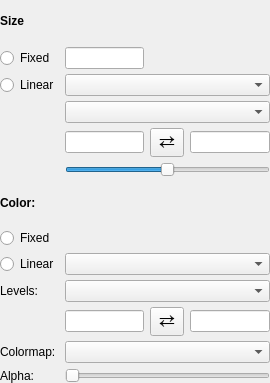
glue-viz/glue-vispy-viewers, file glue_vispy_viewers/scatter/layer_style_widget.ui: the form before one commit.
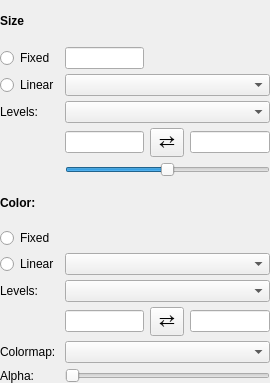
The form after the commit. Custom widgets are drawn as their Qt base class.

Commit message: Use AttributeLimitsHelper from glue for Volume layer artist and added auto-scale mode for the limits

The edit to the form file:
```diff
--- a/glue_vispy_viewers/scatter/layer_style_widget.ui
+++ b/glue_vispy_viewers/scatter/layer_style_widget.ui
@@ -204,6 +204,13 @@
    <item row="4" column="3">
     <widget class="QLineEdit" name="value_size_vmax"/>
    </item>
+   <item row="3" column="0">
+    <widget class="QLabel" name="label_5">
+     <property name="text">
+      <string>Levels:</string>
+     </property>
+    </widget>
+   </item>
   </layout>
  </widget>
  <customwidgets>
```
The commit also changes 2 other files.
